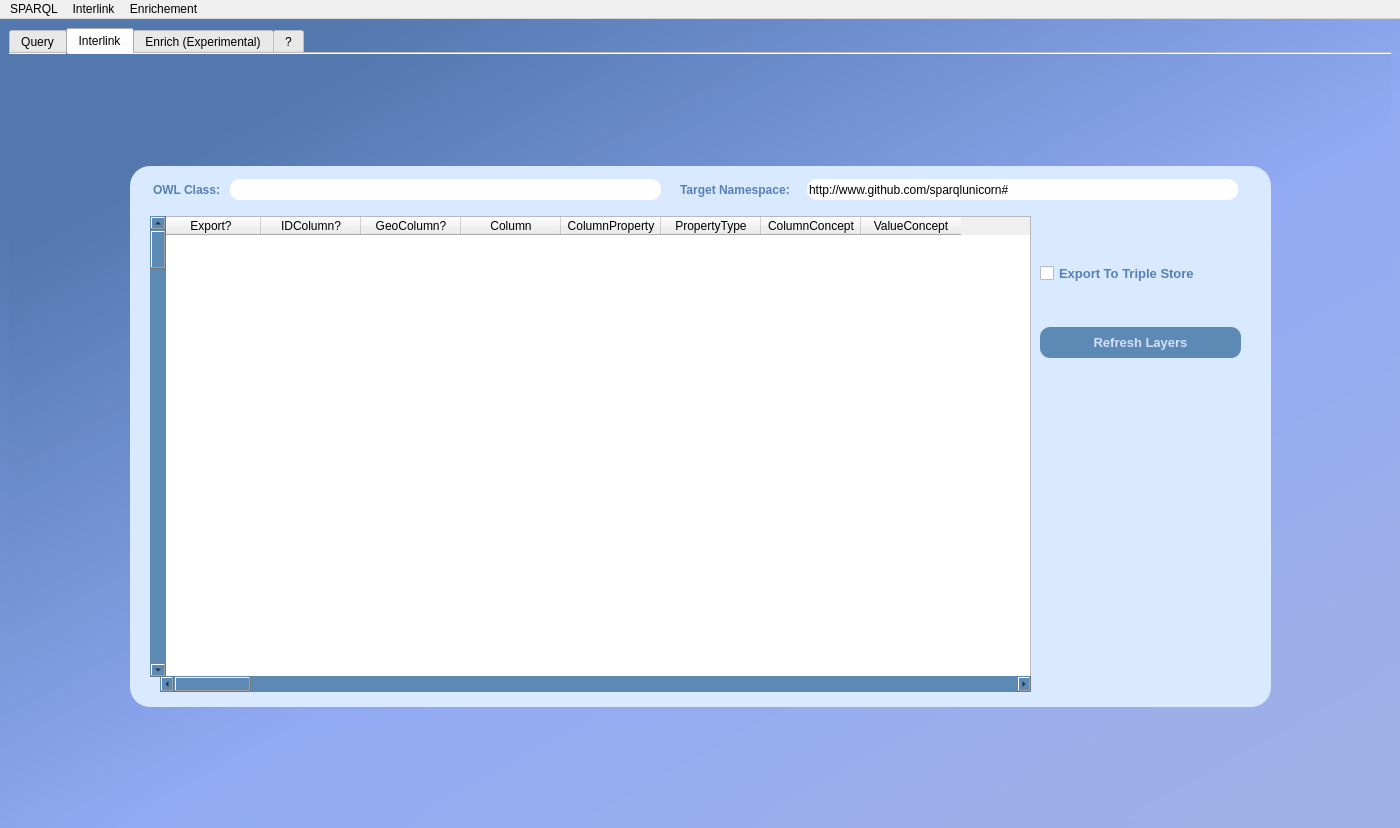
Qt form sparql_unicorn_dialog_base_simp.ui (Cprudhomme/SpaLOD_qgis_plugin) before a commit.
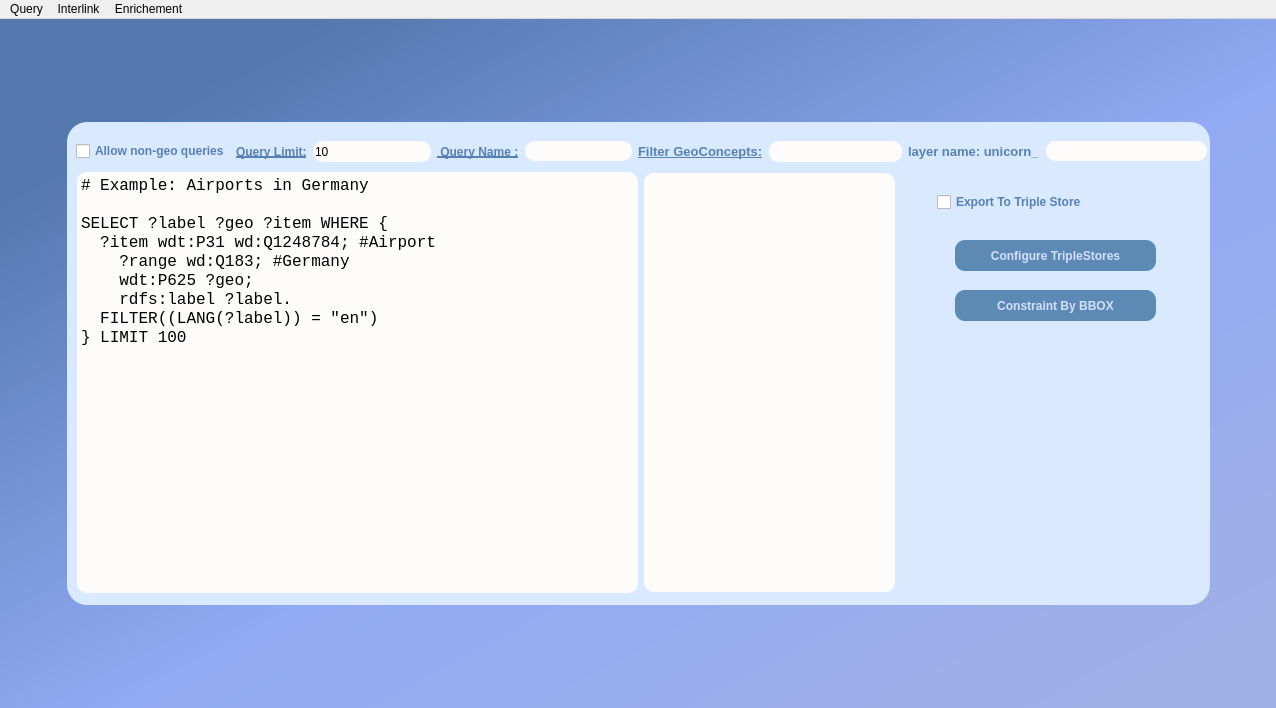
The same form after that commit.

```diff
--- a/sparql_unicorn_dialog_base_simp.ui
+++ b/sparql_unicorn_dialog_base_simp.ui
@@ -6,8 +6,8 @@
    <rect>
     <x>0</x>
     <y>0</y>
-    <width>1400</width>
-    <height>828</height>
+    <width>1276</width>
+    <height>708</height>
    </rect>
   </property>
   <property name="windowTitle">
@@ -23,97 +23,38 @@
 background-color: qlineargradient(spread:repeat, x1:0, y1:0, x2:1, y2:1, stop:0.125 rgba(82, 120, 174, 255), stop:0.545455 rgba(146, 170, 244, 255), stop:0.931818 rgba(159, 176, 230, 255));}</string>
    </property>
    <layout class="QGridLayout" name="gridLayout">
-    <item row="1" column="0">
-     <widget class="QTabWidget" name="tabWidget">
-      <property name="styleSheet">
-       <string notr="true">QObject#tab{
-background-color: qlineargradient(spread:repeat, x1:0, y1:0, x2:1, y2:1, stop:0.125 rgba(82, 120, 174, 255), stop:0.545455 rgba(146, 170, 244, 255), stop:0.931818 rgba(159, 176, 230, 255));}
-
-QObject#tab_2{
-background-color: qlineargradient(spread:repeat, x1:0, y1:0, x2:1, y2:1, stop:0.125 rgba(82, 120, 174, 255), stop:0.545455 rgba(146, 170, 244, 255), stop:0.931818 rgba(159, 176, 230, 255));}
-
-QObject#tab_3{
-background-color: qlineargradient(spread:repeat, x1:0, y1:0, x2:1, y2:1, stop:0.125 rgba(82, 120, 174, 255), stop:0.545455 rgba(146, 170, 244, 255), stop:0.931818 rgba(159, 176, 230, 255));}</string>
-      </property>
-      <property name="tabPosition">
-       <enum>QTabWidget::North</enum>
-      </property>
-      <property name="tabShape">
-       <enum>QTabWidget::Rounded</enum>
-      </property>
-      <property name="currentIndex">
-       <number>1</number>
-      </property>
-      <property name="elideMode">
-       <enum>Qt::ElideNone</enum>
-      </property>
-      <property name="usesScrollButtons">
-       <bool>true</bool>
-      </property>
-      <property name="documentMode">
-       <bool>true</bool>
-      </property>
-      <property name="tabsClosable">
-       <bool>false</bool>
-      </property>
-      <property name="movable">
-       <bool>false</bool>
-      </property>
-      <property name="tabBarAutoHide">
-       <bool>false</bool>
-      </property>
-      <widget class="QWidget" name="tab">
-       <attribute name="title">
-        <string>Query</string>
-       </attribute>
-       <layout class="QGridLayout" name="gridLayout_7">
-        <item row="0" column="2">
-         <spacer name="verticalSpacer_3">
+    <item row="0" column="0" rowspan="3">
+     <spacer name="horizontalSpacer_5">
           <property name="orientation">
-           <enum>Qt::Vertical</enum>
+       <enum>Qt::Horizontal</enum>
           </property>
           <property name="sizeHint" stdset="0">
            <size>
-            <width>20</width>
-            <height>124</height>
+        <width>40</width>
+        <height>20</height>
            </size>
           </property>
          </spacer>
         </item>
-        <item row="1" column="0">
-         <spacer name="horizontalSpacer">
+    <item row="0" column="1">
+     <spacer name="verticalSpacer_2">
           <property name="orientation">
-           <enum>Qt::Horizontal</enum>
+       <enum>Qt::Vertical</enum>
           </property>
           <property name="sizeHint" stdset="0">
            <size>
-            <width>36</width>
-            <height>20</height>
+        <width>20</width>
+        <height>84</height>
            </size>
           </property>
          </spacer>
         </item>
         <item row="1" column="1" colspan="2">
-         <widget class="QWidget" name="widget_4" native="true">
-          <property name="minimumSize">
-           <size>
-            <width>1161</width>
-            <height>501</height>
-           </size>
-          </property>
-          <property name="maximumSize">
-           <size>
-            <width>1161</width>
-            <height>501</height>
-           </size>
-          </property>
-          <layout class="QGridLayout" name="gridLayout_3">
-           <item row="0" column="0">
             <widget class="QFrame" name="frame">
              <property name="minimumSize">
               <size>
-               <width>791</width>
-               <height>391</height>
+        <width>1143</width>
+        <height>483</height>
               </size>
              </property>
              <property name="styleSheet">
@@ -515,417 +456,20 @@
              </widget>
             </widget>
            </item>
-          </layout>
-         </widget>
-        </item>
         <item row="1" column="3">
-         <spacer name="horizontalSpacer_2">
+     <spacer name="horizontalSpacer">
           <property name="orientation">
            <enum>Qt::Horizontal</enum>
           </property>
           <property name="sizeHint" stdset="0">
            <size>
-            <width>36</width>
+        <width>48</width>
             <height>20</height>
            </size>
           </property>
          </spacer>
         </item>
-        <item row="2" column="1">
-         <spacer name="verticalSpacer_2">
-          <property name="orientation">
-           <enum>Qt::Vertical</enum>
-          </property>
-          <property name="sizeHint" stdset="0">
-           <size>
-            <width>20</width>
-            <height>15</height>
-           </size>
-          </property>
-         </spacer>
-        </item>
-       </layout>
-       <widget class="QWidget" name="widget_3" native="true">
-        <property name="geometry">
-         <rect>
-          <x>69</x>
-          <y>567</y>
-          <width>18</width>
-          <height>18</height>
-         </rect>
-        </property>
-        <layout class="QVBoxLayout" name="verticalLayout_3"/>
-       </widget>
-      </widget>
-      <widget class="QWidget" name="tab_2">
-       <attribute name="title">
-        <string>Interlink</string>
-       </attribute>
-       <layout class="QGridLayout" name="gridLayout_4">
-        <item row="0" column="1">
-         <spacer name="verticalSpacer_4">
-          <property name="orientation">
-           <enum>Qt::Vertical</enum>
-          </property>
-          <property name="sizeHint" stdset="0">
-           <size>
-            <width>20</width>
-            <height>96</height>
-           </size>
-          </property>
-         </spacer>
-        </item>
-        <item row="1" column="0">
-         <spacer name="horizontalSpacer_3">
-          <property name="orientation">
-           <enum>Qt::Horizontal</enum>
-          </property>
-          <property name="sizeHint" stdset="0">
-           <size>
-            <width>103</width>
-            <height>20</height>
-           </size>
-          </property>
-         </spacer>
-        </item>
-        <item row="1" column="1">
-         <widget class="QFrame" name="frame_2">
-          <property name="minimumSize">
-           <size>
-            <width>1141</width>
-            <height>541</height>
-           </size>
-          </property>
-          <property name="styleSheet">
-           <string notr="true">QObject#frame_2{
-background-color:rgb(217, 233, 255);
-border-radius:20px;}
-
-</string>
-          </property>
-          <property name="frameShape">
-           <enum>QFrame::StyledPanel</enum>
-          </property>
-          <property name="frameShadow">
-           <enum>QFrame::Raised</enum>
-          </property>
-          <widget class="QTableWidget" name="interlinkTable_3">
-           <property name="geometry">
-            <rect>
-             <x>30</x>
-             <y>50</y>
-             <width>871</width>
-             <height>461</height>
-            </rect>
-           </property>
-           <property name="baseSize">
-            <size>
-             <width>4</width>
-             <height>0</height>
-            </size>
-           </property>
-           <property name="styleSheet">
-            <string notr="true"/>
-           </property>
-           <property name="sortingEnabled">
-            <bool>true</bool>
-           </property>
-           <property name="columnCount">
-            <number>8</number>
-           </property>
-           <column>
-            <property name="text">
-             <string>Export?</string>
-            </property>
-           </column>
-           <column>
-            <property name="text">
-             <string>IDColumn?</string>
-            </property>
-           </column>
-           <column>
-            <property name="text">
-             <string>GeoColumn?</string>
-            </property>
-           </column>
-           <column>
-            <property name="text">
-             <string>Column</string>
-            </property>
-           </column>
-           <column>
-            <property name="text">
-             <string>ColumnProperty</string>
-            </property>
-           </column>
-           <column>
-            <property name="text">
-             <string>PropertyType</string>
-            </property>
-           </column>
-           <column>
-            <property name="text">
-             <string>ColumnConcept</string>
-            </property>
-           </column>
-           <column>
-            <property name="text">
-             <string>ValueConcept</string>
-            </property>
-           </column>
-          </widget>
-          <widget class="QWidget" name="widget_7" native="true">
-           <property name="geometry">
-            <rect>
-             <x>10</x>
-             <y>0</y>
-             <width>1111</width>
-             <height>48</height>
-            </rect>
-           </property>
-           <layout class="QGridLayout" name="gridLayout_6">
-            <item row="0" column="1">
-             <layout class="QHBoxLayout" name="horizontalLayout_9">
-              <item>
-               <widget class="QLabel" name="label_7">
-                <property name="minimumSize">
-                 <size>
-                  <width>121</width>
-                  <height>28</height>
-                 </size>
-                </property>
-                <property name="maximumSize">
-                 <size>
-                  <width>121</width>
-                  <height>28</height>
-                 </size>
-                </property>
-                <property name="font">
-                 <font>
-                  <weight>75</weight>
-                  <bold>true</bold>
-                 </font>
-                </property>
-                <property name="styleSheet">
-                 <string notr="true">color: rgb(87, 129, 180);
-</string>
-                </property>
-                <property name="text">
-                 <string>Target Namespace:</string>
-                </property>
-               </widget>
-              </item>
-              <item>
-               <widget class="QLineEdit" name="interlinkNameSpace">
-                <property name="minimumSize">
-                 <size>
-                  <width>431</width>
-                  <height>21</height>
-                 </size>
-                </property>
-                <property name="maximumSize">
-                 <size>
-                  <width>431</width>
-                  <height>21</height>
-                 </size>
-                </property>
-                <property name="styleSheet">
-                 <string notr="true">border-radius:10px;</string>
-                </property>
-                <property name="text">
-                 <string>http://www.github.com/sparqlunicorn#</string>
-                </property>
-               </widget>
-              </item>
-             </layout>
-            </item>
-            <item row="0" column="0">
-             <layout class="QHBoxLayout" name="horizontalLayout_8">
-              <item>
-               <widget class="QLabel" name="label_5">
-                <property name="minimumSize">
-                 <size>
-                  <width>71</width>
-                  <height>21</height>
-                 </size>
-                </property>
-                <property name="maximumSize">
-                 <size>
-                  <width>71</width>
-                  <height>41</height>
-                 </size>
-                </property>
-                <property name="font">
-                 <font>
-                  <weight>75</weight>
-                  <bold>true</bold>
-                 </font>
-                </property>
-                <property name="styleSheet">
-                 <string notr="true">color: rgb(87, 129, 180);
-
-
-</string>
-                </property>
-                <property name="text">
-                 <string>OWL Class:</string>
-                </property>
-               </widget>
-              </item>
-              <item>
-               <widget class="QLineEdit" name="interlinkOwlClassInput">
-                <property name="minimumSize">
-                 <size>
-                  <width>431</width>
-                  <height>21</height>
-                 </size>
-                </property>
-                <property name="maximumSize">
-                 <size>
-                  <width>431</width>
-                  <height>21</height>
-                 </size>
-                </property>
-                <property name="styleSheet">
-                 <string notr="true">border-radius:10px;</string>
-                </property>
-               </widget>
-              </item>
-             </layout>
-            </item>
-           </layout>
-          </widget>
-          <widget class="QWidget" name="widget_6" native="true">
-           <property name="geometry">
-            <rect>
-             <x>910</x>
-             <y>60</y>
-             <width>219</width>
-             <height>171</height>
-            </rect>
-           </property>
-           <layout class="QVBoxLayout" name="verticalLayout_2">
-            <item>
-             <widget class="QCheckBox" name="exportTripleStore">
-              <property name="minimumSize">
-               <size>
-                <width>171</width>
-                <height>20</height>
-               </size>
-              </property>
-              <property name="font">
-               <font>
-                <pointsize>10</pointsize>
-                <weight>75</weight>
-                <bold>true</bold>
-                <underline>false</underline>
-               </font>
-              </property>
-              <property name="cursor">
-               <cursorShape>PointingHandCursor</cursorShape>
-              </property>
-              <property name="styleSheet">
-               <string notr="true">color: rgb(87, 129, 180);
-
-</string>
-              </property>
-              <property name="text">
-               <string>Export To Triple Store</string>
-              </property>
-             </widget>
-            </item>
-            <item>
-             <widget class="QPushButton" name="refreshLayersInterlink">
-              <property name="minimumSize">
-               <size>
-                <width>201</width>
-                <height>31</height>
-               </size>
-              </property>
-              <property name="maximumSize">
-               <size>
-                <width>201</width>
-                <height>31</height>
-               </size>
-              </property>
-              <property name="font">
-               <font>
-                <pointsize>10</pointsize>
-                <weight>75</weight>
-                <bold>true</bold>
-                <underline>false</underline>
-               </font>
-              </property>
-              <property name="cursor">
-               <cursorShape>PointingHandCursor</cursorShape>
-              </property>
-              <property name="styleSheet">
-               <string notr="true">
-color: rgb(213, 223, 255);
-
-border-radius:10px;
-
-background-color:rgb(93, 138, 181);
-
-</string>
-              </property>
-              <property name="text">
-               <string>Refresh Layers</string>
-              </property>
-             </widget>
-            </item>
-           </layout>
-          </widget>
-          <widget class="QScrollBar" name="horizontalScrollBar">
-           <property name="geometry">
-            <rect>
-             <x>30</x>
-             <y>510</y>
-             <width>871</width>
-             <height>16</height>
-            </rect>
-           </property>
-           <property name="styleSheet">
-            <string notr="true">border-radius:10px;
-background-color:rgb(93, 138, 181);</string>
-           </property>
-           <property name="orientation">
-            <enum>Qt::Horizontal</enum>
-           </property>
-          </widget>
-          <widget class="QScrollBar" name="verticalScrollBar">
-           <property name="geometry">
-            <rect>
-             <x>20</x>
-             <y>50</y>
-             <width>16</width>
-             <height>461</height>
-            </rect>
-           </property>
-           <property name="styleSheet">
-            <string notr="true">border-radius:10px;
-background-color:rgb(93, 138, 181);</string>
-           </property>
-           <property name="orientation">
-            <enum>Qt::Vertical</enum>
-           </property>
-          </widget>
-         </widget>
-        </item>
-        <item row="1" column="2">
-         <spacer name="horizontalSpacer_4">
-          <property name="orientation">
-           <enum>Qt::Horizontal</enum>
-          </property>
-          <property name="sizeHint" stdset="0">
-           <size>
-            <width>102</width>
-            <height>20</height>
-           </size>
-          </property>
-         </spacer>
-        </item>
-        <item row="2" column="1">
+    <item row="2" column="2">
          <spacer name="verticalSpacer">
           <property name="orientation">
            <enum>Qt::Vertical</enum>
@@ -933,270 +477,10 @@
           <property name="sizeHint" stdset="0">
            <size>
             <width>20</width>
-            <height>95</height>
+        <height>84</height>
            </size>
           </property>
          </spacer>
-        </item>
-       </layout>
-      </widget>
-      <widget class="QWidget" name="tab_3">
-       <attribute name="title">
-        <string>Enrich (Experimental)</string>
-       </attribute>
-       <widget class="QPushButton" name="loadLayerEnrich">
-        <property name="geometry">
-         <rect>
-          <x>510</x>
-          <y>30</y>
-          <width>83</width>
-          <height>25</height>
-         </rect>
-        </property>
-        <property name="text">
-         <string>Load Layer</string>
-        </property>
-       </widget>
-       <widget class="QPushButton" name="refreshLayersEnrich">
-        <property name="geometry">
-         <rect>
-          <x>20</x>
-          <y>30</y>
-          <width>121</width>
-          <height>25</height>
-         </rect>
-        </property>
-        <property name="text">
-         <string>Refresh Layers</string>
-        </property>
-       </widget>
-       <widget class="QComboBox" name="chooseLayerEnrich">
-        <property name="geometry">
-         <rect>
-          <x>170</x>
-          <y>30</y>
-          <width>321</width>
-          <height>21</height>
-         </rect>
-        </property>
-        <property name="styleSheet">
-         <string notr="true">border-radius:5px;
-</string>
-        </property>
-       </widget>
-       <widget class="QPushButton" name="startEnrichment">
-        <property name="geometry">
-         <rect>
-          <x>20</x>
-          <y>570</y>
-          <width>201</width>
-          <height>41</height>
-         </rect>
-        </property>
-        <property name="text">
-         <string>Start Enrichment</string>
-        </property>
-       </widget>
-       <widget class="QPushButton" name="addEnrichedLayerButton">
-        <property name="geometry">
-         <rect>
-          <x>900</x>
-          <y>570</y>
-          <width>161</width>
-          <height>41</height>
-         </rect>
-        </property>
-        <property name="text">
-         <string>Add enriched layer</string>
-        </property>
-       </widget>
-       <widget class="QTableWidget" name="enrichTable">
-        <property name="geometry">
-         <rect>
-          <x>25</x>
-          <y>101</y>
-          <width>1041</width>
-          <height>451</height>
-         </rect>
-        </property>
-       </widget>
-       <widget class="QTableWidget" name="enrichTableResult">
-        <property name="geometry">
-         <rect>
-          <x>20</x>
-          <y>100</y>
-          <width>1051</width>
-          <height>451</height>
-         </rect>
-        </property>
-       </widget>
-       <widget class="QPushButton" name="addEnrichedLayerRowButton">
-        <property name="geometry">
-         <rect>
-          <x>20</x>
-          <y>70</y>
-          <width>161</width>
-          <height>21</height>
-         </rect>
-        </property>
-        <property name="text">
-         <string>Add Row</string>
-        </property>
-       </widget>
-       <widget class="QPushButton" name="whattoenrich">
-        <property name="geometry">
-         <rect>
-          <x>230</x>
-          <y>70</y>
-          <width>161</width>
-          <height>21</height>
-         </rect>
-        </property>
-        <property name="text">
-         <string>What to enrich?</string>
-        </property>
-       </widget>
-      </widget>
-      <widget class="QWidget" name="tab_4">
-       <attribute name="title">
-        <string>?</string>
-       </attribute>
-       <widget class="QLabel" name="label_12">
-        <property name="geometry">
-         <rect>
-          <x>250</x>
-          <y>20</y>
-          <width>411</width>
-          <height>41</height>
-         </rect>
-        </property>
-        <property name="font">
-         <font>
-          <pointsize>16</pointsize>
-          <weight>75</weight>
-          <bold>true</bold>
-         </font>
-        </property>
-        <property name="text">
-         <string>SPARQL Unicorn QGIS Plugin</string>
-        </property>
-       </widget>
-       <widget class="QLabel" name="label_13">
-        <property name="geometry">
-         <rect>
-          <x>310</x>
-          <y>90</y>
-          <width>251</width>
-          <height>41</height>
-         </rect>
-        </property>
-        <property name="font">
-         <font>
-          <pointsize>16</pointsize>
-          <weight>75</weight>
-          <bold>true</bold>
-         </font>
-        </property>
-        <property name="text">
-         <string>&lt;a href=&quot;https://github.com/sparqlunicorn/sparqlunicornGoesGIS&quot;&gt;Github Repository&lt;/a&gt;</string>
-        </property>
-       </widget>
-       <widget class="QLabel" name="label_16">
-        <property name="geometry">
-         <rect>
-          <x>350</x>
-          <y>150</y>
-          <width>171</width>
-          <height>41</height>
-         </rect>
-        </property>
-        <property name="font">
-         <font>
-          <pointsize>16</pointsize>
-          <weight>75</weight>
-          <bold>true</bold>
-         </font>
-        </property>
-        <property name="text">
-         <string>&lt;a href=&quot;https://plugins.qgis.org/plugins/sparqlunicorn/&quot;&gt;QGIS Plugin&lt;/a&gt;</string>
-        </property>
-       </widget>
-       <widget class="QLabel" name="label_15">
-        <property name="geometry">
-         <rect>
-          <x>390</x>
-          <y>250</y>
-          <width>101</width>
-          <height>20</height>
-         </rect>
-        </property>
-        <property name="font">
-         <font>
-          <pointsize>13</pointsize>
-          <weight>75</weight>
-          <bold>true</bold>
-         </font>
-        </property>
-        <property name="text">
-         <string>Credits</string>
-        </property>
-       </widget>
-       <widget class="QLabel" name="label_17">
-        <property name="geometry">
-         <rect>
-          <x>300</x>
-          <y>300</y>
-          <width>281</width>
-          <height>31</height>
-         </rect>
-        </property>
-        <property name="font">
-         <font>
-          <pointsize>13</pointsize>
-         </font>
-        </property>
-        <property name="text">
-         <string>Research Squirrel Engineers</string>
-        </property>
-       </widget>
-       <widget class="QLabel" name="label_18">
-        <property name="geometry">
-         <rect>
-          <x>290</x>
-          <y>350</y>
-          <width>331</width>
-          <height>31</height>
-         </rect>
-        </property>
-        <property name="font">
-         <font>
-          <pointsize>13</pointsize>
-         </font>
-        </property>
-        <property name="text">
-         <string>Timo Homburg, Florian Thiery</string>
-        </property>
-       </widget>
-       <widget class="QLabel" name="label_19">
-        <property name="geometry">
-         <rect>
-          <x>300</x>
-          <y>400</y>
-          <width>331</width>
-          <height>20</height>
-         </rect>
-        </property>
-        <property name="font">
-         <font>
-          <pointsize>13</pointsize>
-         </font>
-        </property>
-        <property name="text">
-         <string>Licensed under: GPL 2.0</string>
-        </property>
-       </widget>
-      </widget>
-     </widget>
     </item>
    </layout>
   </widget>
@@ -1205,7 +489,7 @@
     <rect>
      <x>0</x>
      <y>0</y>
-     <width>1400</width>
+     <width>1276</width>
      <height>21</height>
     </rect>
    </property>
@@ -1223,7 +507,7 @@
    </property>
    <widget class="QMenu" name="menuEdit">
     <property name="title">
-     <string>SPARQL</string>
+     <string>Query</string>
     </property>
     <widget class="QMenu" name="menuEndpoint">
      <property name="title">
```
Lines whose indentation alone changed are shown as unchanged.
